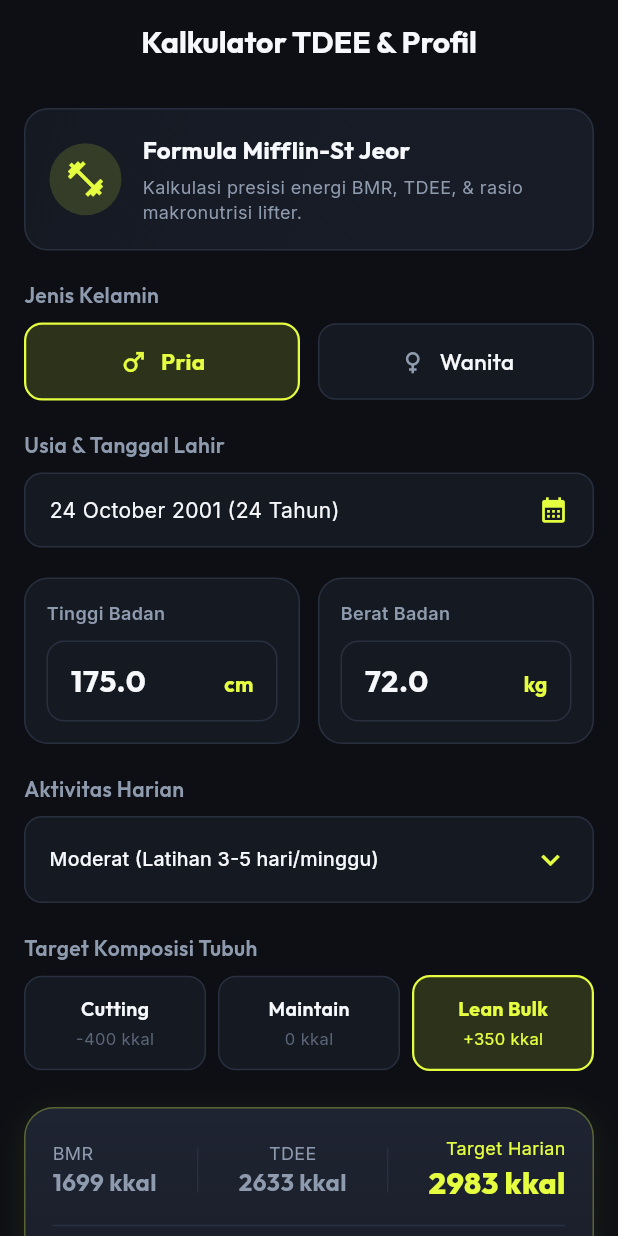
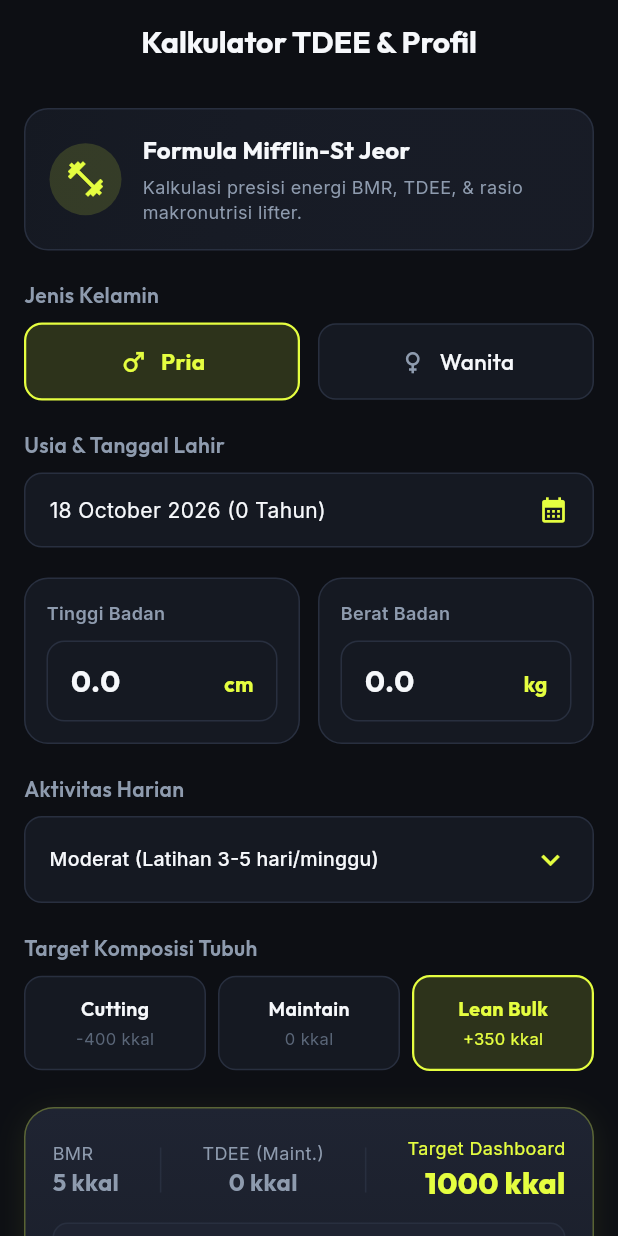
Before and after one commit to fauzanaziz0098/FitTrack, a Flutter app: the screen it shows once a user with an empty profile is signed in, on a phone screen of 412 x 824 dp. Run offline on Flutter 3.47's test engine with Material 3 defaults, Android fonts, the phone set to English and light mode, and no system bars; our stand-ins replace drift, drift_flutter, fl_chart, flutter_riverpod, google_fonts, google_generative_ai and 4 more; accounts and stored records are empty; generated files the repository leaves out were written again.

Commit message:
feat: implement strict user isolation, gemini vision update to 3.5-flash, and calorie target sync

```diff
--- a/lib/features/auth/providers/auth_provider.dart
+++ b/lib/features/auth/providers/auth_provider.dart
@@ -22,6 +22,7 @@ final ironBiteRepositoryProvider = Provider<IronBiteRepository>((ref) {
 
 // Profile Stream Provider
 final currentProfileProvider = StreamProvider<LocalProfile?>((ref) {
+  ref.watch(currentUserProvider);
   final repo = ref.watch(ironBiteRepositoryProvider);
   return repo.watchCurrentProfile();
 });
@@ -45,6 +46,7 @@ final selectedDateProvider = NotifierProvider<SelectedDateNotifier, DateTime>(
 
 // Daily Summary Stream Provider for Selected Date
 final dailySummaryProvider = StreamProvider<DailySummary>((ref) {
+  ref.watch(currentUserProvider);
   final repo = ref.watch(ironBiteRepositoryProvider);
   final date = ref.watch(selectedDateProvider);
   return repo.watchDailySummary(date);
@@ -52,6 +54,7 @@ final dailySummaryProvider = StreamProvider<DailySummary>((ref) {
 
 // Meal Logs Stream Provider for Selected Date
 final mealLogsProvider = StreamProvider<List<LocalMealLog>>((ref) {
+  ref.watch(currentUserProvider);
   final repo = ref.watch(ironBiteRepositoryProvider);
   final date = ref.watch(selectedDateProvider);
   return repo.watchMealLogsForDate(date);
@@ -59,6 +62,7 @@ final mealLogsProvider = StreamProvider<List<LocalMealLog>>((ref) {
 
 // Weight Logs Stream Provider
 final weightLogsProvider = StreamProvider<List<LocalWeightLog>>((ref) {
+  ref.watch(currentUserProvider);
   final repo = ref.watch(ironBiteRepositoryProvider);
   return repo.watchWeightLogs();
 });
--- a/lib/features/calculator/screens/tdee_calculator_screen.dart
+++ b/lib/features/calculator/screens/tdee_calculator_screen.dart
@@ -406,7 +406,7 @@ class _TdeeCalculatorScreenState extends ConsumerState<TdeeCalculatorScreen> {
                       Column(
                         crossAxisAlignment: CrossAxisAlignment.center,
                         children: [
-                          Text('TDEE', style: GoogleFonts.inter(fontSize: 12, color: AppColors.textSecondary)),
+                          Text('TDEE (Maint.)', style: GoogleFonts.inter(fontSize: 12, color: AppColors.textSecondary)),
                           Text(
                             '${plan.tdee.round()} kkal',
                             style: GoogleFonts.outfit(fontSize: 16, fontWeight: FontWeight.bold),
@@ -417,7 +417,7 @@ class _TdeeCalculatorScreenState extends ConsumerState<TdeeCalculatorScreen> {
                       Column(
                         crossAxisAlignment: CrossAxisAlignment.end,
                         children: [
-                          Text('Target Harian', style: GoogleFonts.inter(fontSize: 12, color: AppColors.primary)),
+                          Text('Target Dashboard', style: GoogleFonts.inter(fontSize: 12, color: AppColors.primary)),
                           Text(
                             '${plan.targetCalories} kkal',
                             style: GoogleFonts.outfit(
@@ -430,7 +430,37 @@ class _TdeeCalculatorScreenState extends ConsumerState<TdeeCalculatorScreen> {
                       ),
                     ],
                   ),
-                  Divider(color: AppColors.surfaceBorder, height: 28),
+                  const SizedBox(height: 12),
+                  // Penjelasan relasi TDEE dan Target Harian
+                  Container(
+                    padding: const EdgeInsets.symmetric(horizontal: 10, vertical: 8),
+                    decoration: BoxDecoration(
+                      color: AppColors.surfaceLight,
+                      borderRadius: BorderRadius.circular(10),
+                      border: Border.all(color: AppColors.surfaceBorder),
+                    ),
+                    child: Row(
+                      children: [
+                        Icon(Icons.info_outline, size: 16, color: AppColors.primary),
+                        const SizedBox(width: 8),
+                        Expanded(
+                          child: Text(
+                            _goal == FitnessGoal.bulk
+                                ? 'Surplus +350 kkal dari TDEE diterapkan untuk Lean Bulk agar massa otot bertambah. Angka ini yang menjadi target di Dashboard.'
+                                : _goal == FitnessGoal.cut
+                                    ? 'Defisit -400 kkal dari TDEE diterapkan untuk Cutting. Angka ini yang menjadi target di Dashboard.'
+                                    : 'Target kalori di Dashboard sama dengan TDEE pemeliharaan.',
+                            style: GoogleFonts.inter(
+                              fontSize: 11,
+                              color: AppColors.textSecondary,
+                              height: 1.3,
+                            ),
+                          ),
+                        ),
+                      ],
+                    ),
+                  ),
+                  Divider(color: AppColors.surfaceBorder, height: 24),
                   Text(
                     'Target Makronutrisi Presisi',
                     style: GoogleFonts.outfit(fontSize: 14, fontWeight: FontWeight.w600, color: AppColors.textPrimary),
--- a/lib/features/food_logging/screens/food_camera_scan_sheet.dart
+++ b/lib/features/food_logging/screens/food_camera_scan_sheet.dart
@@ -91,9 +91,10 @@ class _FoodCameraScanSheetState extends ConsumerState<FoodCameraScanSheet> {
       });
     } catch (e) {
       if (!mounted) return;
+      final errorStr = e.toString().replaceAll('Exception: ', '').replaceAll('GenerativeAIException: ', '');
       setState(() {
         _isAnalyzing = false;
-        _errorMessage = 'Gagal menganalisis foto. Periksa koneksi internet Anda.';
+        _errorMessage = 'Gagal menganalisis foto: $errorStr';
       });
     }
   }
--- a/lib/features/profile/screens/profile_screen.dart
+++ b/lib/features/profile/screens/profile_screen.dart
@@ -300,6 +300,7 @@ class _ProfileScreenState extends ConsumerState<ProfileScreen> {
                         );
 
                         if (confirm == true) {
+                          await ref.read(ironBiteRepositoryProvider).clearLocalUserData();
                           await supabase.signOut();
                           if (context.mounted) {
                             setState(() {});
--- a/lib/main.dart
+++ b/lib/main.dart
@@ -79,12 +79,28 @@ class _IronBiteAppState extends ConsumerState<IronBiteApp> {
   }
 }
 
-class _AppRootDecider extends ConsumerWidget {
+class _AppRootDecider extends ConsumerStatefulWidget {
   const _AppRootDecider();
 
   @override
-  Widget build(BuildContext context, WidgetRef ref) {
+  ConsumerState<_AppRootDecider> createState() => _AppRootDeciderState();
+}
+
+class _AppRootDeciderState extends ConsumerState<_AppRootDecider> {
+  String? _lastSyncedUserId;
+
+  @override
+  Widget build(BuildContext context) {
     final currentUser = ref.watch(currentUserProvider);
+
+    if (currentUser != null && currentUser.id != _lastSyncedUserId) {
+      _lastSyncedUserId = currentUser.id;
+      Future.microtask(() {
+        ref.read(ironBiteRepositoryProvider).syncUserDataFromRemote();
+      });
+    } else if (currentUser == null) {
+      _lastSyncedUserId = null;
+    }
 
     // Jika belum login ke Supabase, tahan di layar Auth
     if (currentUser == null) {
@@ -95,7 +111,7 @@ class _AppRootDecider extends ConsumerWidget {
 
     return profileAsync.when(
       loading: () => const AppSplashScreen(),
-      error: (err, _) => Scaffold(
+      error: (err, _) => const Scaffold(
         body: Center(
           child: Text('Gagal memuat profil pengguna.'),
         ),
```
Also changed, not shown: lib/core/constants/gemini_constants.dart (+7 -2 lines), lib/data/remote/gemini_food_service.dart (+27 -11 lines), lib/data/repositories/ironbite_repository.dart (+115 -3 lines), lib/features/dashboard/widgets/macro_progress_card.dart (+5 -3 lines).
